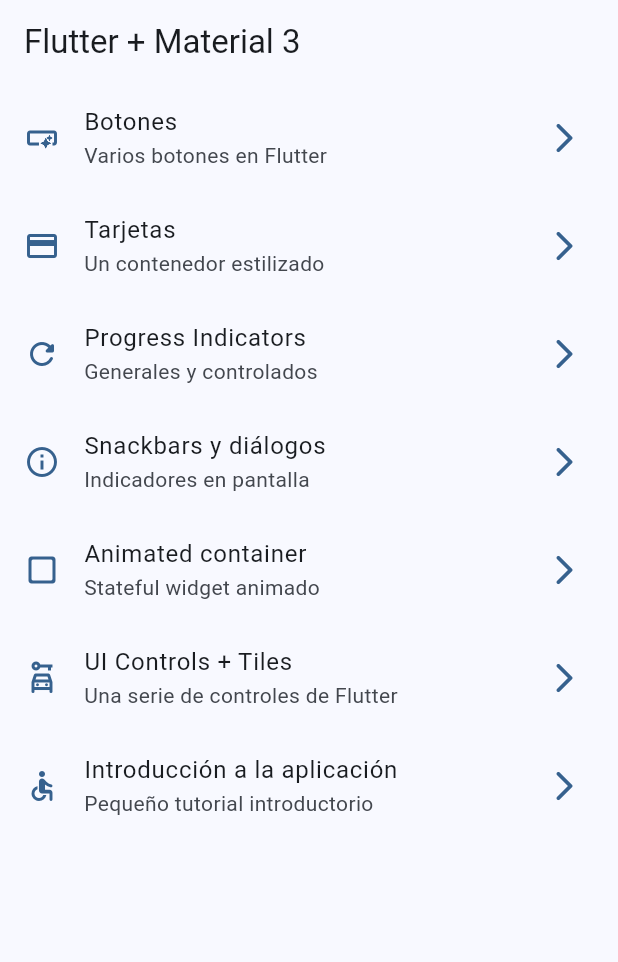
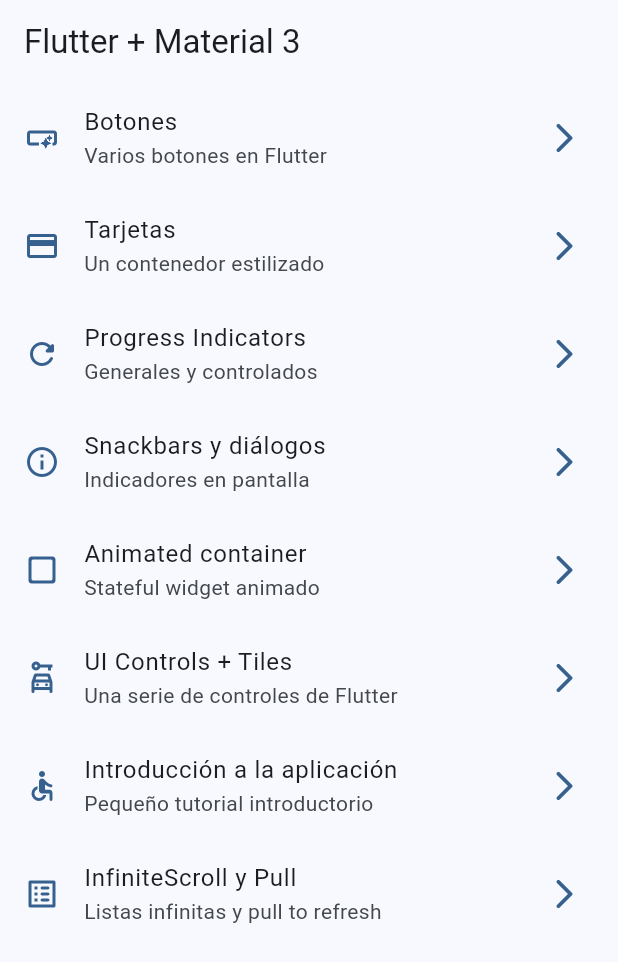
Before and after one commit to jorgechavezrnd/flutter-widgets-app, a Flutter app: the screen it shows after launch, on a phone screen of 412 x 824 dp. Shown: the top 962 px of the screen. Run offline on Flutter 3.47's test engine with Material 3 defaults, Android fonts, the phone set to English and light mode, and no system bars; our stand-ins replace animate_do, go_router.

```diff
--- a/lib/config/menu/menu_items.dart
+++ b/lib/config/menu/menu_items.dart
@@ -63,4 +63,11 @@ const appMenuItems = <MenuItem>[
     link: '/tutorial',
     icon: Icons.accessible_rounded,
   ),
+
+  MenuItem(
+    title: 'InfiniteScroll y Pull',
+    subTitle: 'Listas infinitas y pull to refresh',
+    link: '/infinite',
+    icon: Icons.list_alt_rounded,
+  ),
 ];
--- a/lib/config/router/app_router.dart
+++ b/lib/config/router/app_router.dart
@@ -52,5 +52,11 @@ final appRouter = GoRouter(
       name: AppTutorialScreen.name,
       builder: (context, state) => AppTutorialScreen(),
     ),
+
+    GoRoute(
+      path: '/infinite',
+      name: InfiniteScrollScreen.name,
+      builder: (context, state) => InfiniteScrollScreen(),
+    ),
   ],
 );
```
Also changed, not shown: lib/presentation/screens/infinite_scroll/infinite_scroll_screen.dart (+36 -2 lines).
